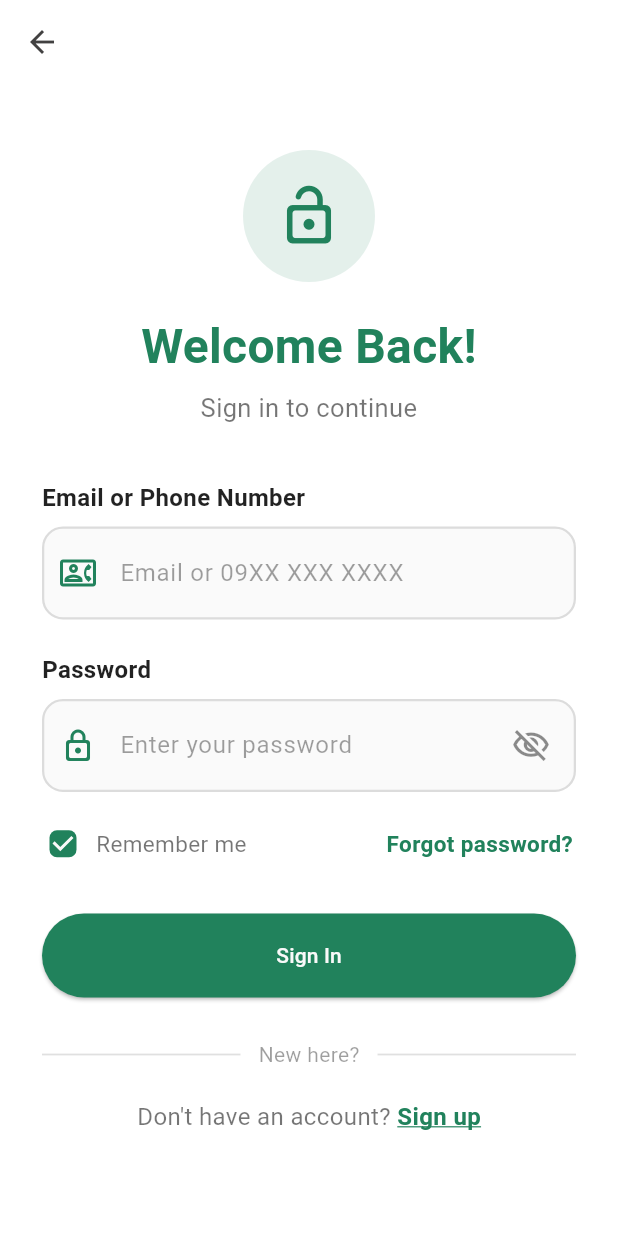
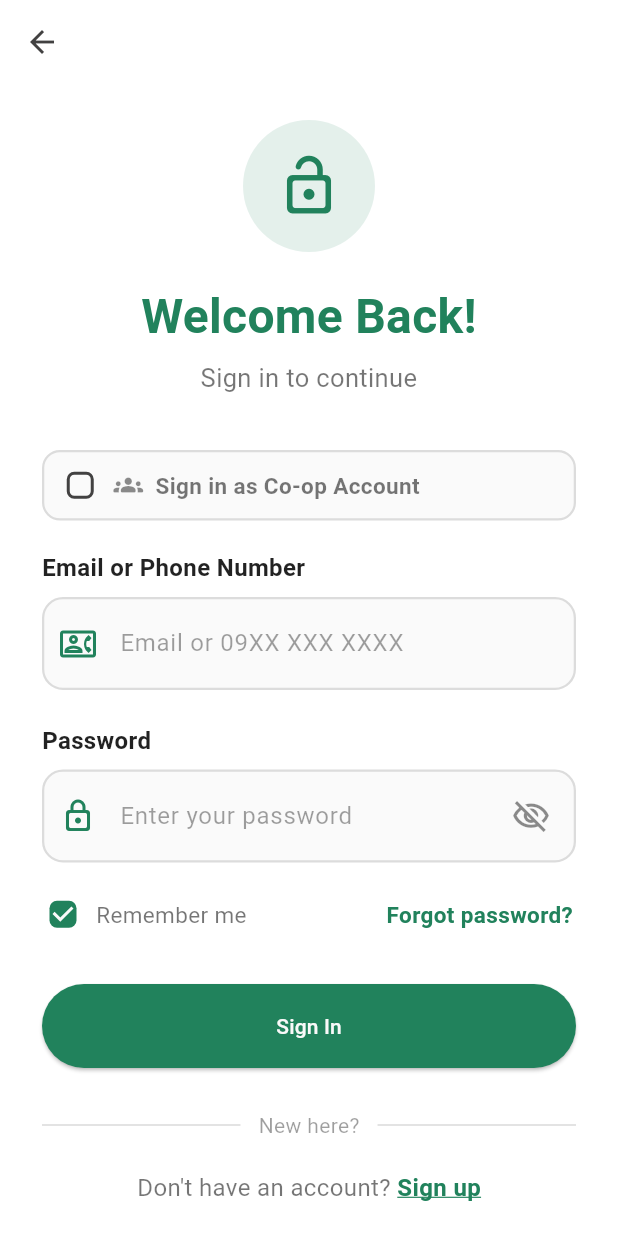
Before and after one commit to ylla14/bukidbayan_app, a Flutter app: the screen it shows after launch, after a tap on "Sign In", on a phone screen of 412 x 824 dp. Run offline on Flutter 3.47's test engine with Material 3 defaults, Android fonts, the phone set to English and light mode, and no system bars; our stand-ins replace carousel_slider, cloud_firestore, equatable, firebase_auth, firebase_core, flutter_bloc and 9 more; accounts and stored records are empty; network calls fail.

Commit message:
coop account
password: IAmACoop.

```diff
--- a/lib/components/bottom_nav.dart
+++ b/lib/components/bottom_nav.dart
@@ -112,3 +112,13 @@ class _BottomNavState extends State<BottomNav> {
 //     label: 'Profile',
 //   )
 // ];
+
+/// Minimal shell for the co-op account — only the Campaigns screen is shown.
+class CoopBottomNav extends StatelessWidget {
+  const CoopBottomNav({super.key});
+
+  @override
+  Widget build(BuildContext context) {
+    return CrowdfundingScreen(isCoop: true);
+  }
+}
--- a/lib/main.dart
+++ b/lib/main.dart
@@ -1,7 +1,7 @@
 import 'dart:async';
 
 import 'package:bukidbayan_app/screens/auth/signin_screen.dart';
-import 'package:bukidbayan_app/screens/dashboard/home_screen.dart';
+import 'package:bukidbayan_app/services/auth_services.dart';
 import 'package:bukidbayan_app/services/firestore_service.dart';
 import 'package:bukidbayan_app/services/weather_service.dart';
 import 'package:bukidbayan_app/theme/theme.dart';
@@ -14,11 +14,10 @@ void main() async {
   WidgetsFlutterBinding.ensureInitialized();
   await Firebase.initializeApp(options: DefaultFirebaseOptions.currentPlatform);
 
-  FirestoreService firestoreService = FirestoreService(); // create instance
-  await firestoreService.validateAllEquipmentAvailability(); // call method
-  await firestoreService
-      .seedEquipmentDropdownOptions(); // seed dropdown options if not yet in Firestore
-  // Fire-and-forget: flag active bookings that overlap severe weather dates
+  FirestoreService firestoreService = FirestoreService();
+  await firestoreService.validateAllEquipmentAvailability();
+  await firestoreService.seedEquipmentDropdownOptions();
+  await AuthService().seedCoopAccount();
   unawaited(WeatherService().runWeatherCheck());
   runApp(const MyApp());
 }
--- a/lib/screens/auth/signin_screen.dart
+++ b/lib/screens/auth/signin_screen.dart
@@ -24,6 +24,7 @@ class _SignInScreenState extends State<SignInScreen> {
   bool rememberPassword = true;
   bool _isPasswordHidden = true;
   bool _isSigningIn = false;
+  bool _isCoopLogin = false;
 
   @override
   Widget build(BuildContext context) {
@@ -81,7 +82,61 @@ class _SignInScreenState extends State<SignInScreen> {
 
                   const SizedBox(height: 36),
 
-                  // ── Identifier Field (email or phone) ─────────────────────
+                  // ── Co-op Checkbox ────────────────────────────────────────
+                  GestureDetector(
+                    onTap: () => setState(() => _isCoopLogin = !_isCoopLogin),
+                    child: Container(
+                      padding: const EdgeInsets.symmetric(horizontal: 12, vertical: 10),
+                      decoration: BoxDecoration(
+                        color: _isCoopLogin
+                            ? lightColorScheme.primary.withValues(alpha: 0.08)
+                            : Colors.grey.shade50,
+                        borderRadius: BorderRadius.circular(12),
+                        border: Border.all(
+                          color: _isCoopLogin
+                              ? lightColorScheme.primary.withValues(alpha: 0.5)
+                              : Colors.black12,
+                          width: 1.5,
+                        ),
+                      ),
+                      child: Row(
+                        children: [
+                          SizedBox(
+                            width: 24,
+                            height: 24,
+                            child: Checkbox(
+                              value: _isCoopLogin,
+                              onChanged: (v) => setState(() => _isCoopLogin = v!),
+                              activeColor: lightColorScheme.primary,
+                              shape: RoundedRectangleBorder(
+                                borderRadius: BorderRadius.circular(5),
+                              ),
+                            ),
+                          ),
+                          const SizedBox(width: 10),
+                          Icon(
+                            Icons.groups_rounded,
+                            size: 20,
+                            color: _isCoopLogin ? lightColorScheme.primary : Colors.black45,
+                          ),
+                          const SizedBox(width: 8),
+                          Text(
+                            'Sign in as Co-op Account',
+                            style: TextStyle(
+                              fontSize: 15,
+                              fontWeight: FontWeight.w600,
+                              color: _isCoopLogin ? lightColorScheme.primary : Colors.black54,
+                            ),
+                          ),
+                        ],
+                      ),
+                    ),
+                  ),
+
+                  const SizedBox(height: 20),
+
+                  // ── Identifier Field (hidden for co-op) ───────────────────
+                  if (!_isCoopLogin) ...[
                     Align(
                       alignment: Alignment.centerLeft,
                       child: Text(
@@ -99,6 +154,7 @@ class _SignInScreenState extends State<SignInScreen> {
                       keyboardType: TextInputType.text,
                       style: const TextStyle(fontSize: 17),
                       validator: (value) {
+                        if (_isCoopLogin) return null;
                         if (value == null || value.isEmpty) {
                           return 'Please enter your email or phone number';
                         }
@@ -146,8 +202,8 @@ class _SignInScreenState extends State<SignInScreen> {
                         ),
                       ),
                     ),
-
                     const SizedBox(height: 22),
+                  ],
 
                   // ── Password Field ────────────────────────────────────────
                   Align(
@@ -341,16 +397,31 @@ class _SignInScreenState extends State<SignInScreen> {
                               setState(() => _isSigningIn = true);
 
                               try {
+                                final identifier = _isCoopLogin
+                                    ? AuthService.coopPhone
+                                    : identifierController.text;
+
                                 final user = await authService.login(
-                                  identifierController.text,
+                                  identifier,
                                   passwordController.text,
                                 );
 
                                 if (!mounted) return;
 
                                 if (user != null) {
-                                  // For existing email-based users: prompt to
-                                  // register a phone number if they don't have one.
+                                  final isCoop = await authService.isCoopAccount(user.uid);
+
+                                  if (!mounted) return;
+
+                                  if (isCoop) {
+                                    Navigator.pushReplacement(
+                                      context,
+                                      MaterialPageRoute(builder: (_) => const CoopBottomNav()),
+                                    );
+                                    return;
+                                  }
+
+                                  // Prosumer flow: prompt for phone if missing
                                   final userData = await authService.getUserData(user.uid);
                                   final hasPhone = (userData?['phoneNumber'] as String?)?.isNotEmpty == true;
                                   final isPhoneUser = userData?['isPhoneUser'] == true;
--- a/lib/screens/crowdfunding_screen.dart
+++ b/lib/screens/crowdfunding_screen.dart
@@ -20,6 +20,9 @@ class CrowdfundingScreen extends StatefulWidget {
   final FirebaseAuth? authOverride;
   final PreferredSizeWidget? appBarOverride;
   final Widget? drawerOverride;
+  /// True when the logged-in user is the co-op account.
+  /// Shows both tabs and create buttons. Prosumers see only the Discover tab.
+  final bool isCoop;
 
   const CrowdfundingScreen({
     super.key,
@@ -27,6 +30,7 @@ class CrowdfundingScreen extends StatefulWidget {
     this.authOverride,
     this.appBarOverride,
     this.drawerOverride,
+    this.isCoop = false,
   });
 
   @override
@@ -360,6 +364,7 @@ class _CrowdfundingScreenState extends State<CrowdfundingScreen> {
                         ],
                       ),
                     ),
+                    if (widget.isCoop) ...[
                       const SizedBox(width: 8),
                       ElevatedButton.icon(
                         onPressed: () => _openCreate(),
@@ -370,6 +375,7 @@ class _CrowdfundingScreenState extends State<CrowdfundingScreen> {
                           foregroundColor: Colors.white,
                         ),
                       ),
+                    ],
                   ],
                 ),
               ),
@@ -660,6 +666,7 @@ class _CrowdfundingScreenState extends State<CrowdfundingScreen> {
                       ],
                     ),
                   ),
+                  if (widget.isCoop) ...[
                     const SizedBox(width: 8),
                     ElevatedButton.icon(
                       onPressed: () => _openCreate(),
@@ -670,6 +677,7 @@ class _CrowdfundingScreenState extends State<CrowdfundingScreen> {
                         foregroundColor: Colors.white,
                       ),
                     ),
+                  ],
                 ],
               ),
               const SizedBox(height: 12),
@@ -772,12 +780,14 @@ class _CrowdfundingScreenState extends State<CrowdfundingScreen> {
                         const Text(
                           'Gumawa ng unang draft ng kampanya para makapagsimulang mangalap ng pondo.',
                         ),
+                        if (widget.isCoop) ...[
                           const SizedBox(height: 12),
                           ElevatedButton.icon(
                             onPressed: () => _openCreate(),
                             icon: const Icon(Icons.add),
                             label: const Text('Gumawa ng Kampanya'),
                           ),
+                        ],
                       ],
                     ),
                   ),
@@ -813,6 +823,15 @@ class _CrowdfundingScreenState extends State<CrowdfundingScreen> {
 
   @override
   Widget build(BuildContext context) {
+    if (!widget.isCoop) {
+      // Prosumers only see the Discover tab — no tab bar needed.
+      return Scaffold(
+        appBar: widget.appBarOverride ?? const CustomAppBar(),
+        drawer: widget.drawerOverride ?? CustomDrawer(onLogout: logout),
+        body: _buildDiscoverTab(),
+      );
+    }
+
     return DefaultTabController(
       length: 2,
       child: Scaffold(
--- a/lib/services/auth_services.dart
+++ b/lib/services/auth_services.dart
@@ -1,6 +1,7 @@
 import 'dart:convert';
 import 'package:firebase_auth/firebase_auth.dart';
 import 'package:cloud_firestore/cloud_firestore.dart';
+import 'package:flutter/foundation.dart';
 import 'package:http/http.dart' as http;
 
 class AuthService {
@@ -187,6 +188,81 @@ class AuthService {
     });
   }
 
+  // Co-op account constants
+  static const String coopPhone = '09876543210';
+  static const String coopPassword = 'IAmACoop.';
+
+  /// Seeds the singular co-op account into Firebase Auth + Firestore if it
+  /// doesn't already exist. Safe to call on every app startup.
+  Future<void> seedCoopAccount() async {
+    final coopEmail = _toShadowEmail(coopPhone);
+
+    // Check by phone number only (avoids needing a composite Firestore index)
+    try {
+      final query = await _firestore
+          .collection('users')
+          .where('phoneNumber', isEqualTo: coopPhone)
+          .limit(1)
+          .get();
+      if (query.docs.isNotEmpty) return; // Already seeded
+    } catch (e) {
+      debugPrint('[seedCoopAccount] Firestore check failed: $e');
+      return;
+    }
+
+    // Create or recover the Firebase Auth account
+    UserCredential cred;
+    try {
+      cred = await _auth.createUserWithEmailAndPassword(
+        email: coopEmail,
+        password: coopPassword,
+      );
+      debugPrint('[seedCoopAccount] Auth account created.');
+    } on FirebaseAuthException catch (e) {
+      if (e.code != 'email-already-in-use') {
+        debugPrint('[seedCoopAccount] Auth creation failed: ${e.code}');
+        return;
+      }
+      // Auth account exists but Firestore doc is missing — sign in to get UID
+      try {
+        cred = await _auth.signInWithEmailAndPassword(
+          email: coopEmail,
+          password: coopPassword,
+        );
+        debugPrint('[seedCoopAccount] Recovered existing Auth account.');
+      } catch (e2) {
+        debugPrint('[seedCoopAccount] Could not sign in to recover account: $e2');
+        return;
+      }
+    }
+
+    try {
+      await _firestore.collection('users').doc(cred.user!.uid).set({
+        'phoneNumber': coopPhone,
+        'email': coopEmail,
+        'firstName': 'BukidBayan',
+        'lastName': 'Co-op',
+        'accountType': 'coop',
+        'isPhoneUser': true,
+      }, SetOptions(merge: true));
+      debugPrint('[seedCoopAccount] Firestore doc written for uid=${cred.user!.uid}');
+    } catch (e) {
+      debugPrint('[seedCoopAccount] Firestore write failed: $e');
+    } finally {
+      await _auth.signOut();
+    }
+  }
+
+  /// Returns true if the given uid belongs to the co-op account.
+  Future<bool> isCoopAccount(String uid) async {
+    try {
+      final doc = await _firestore.collection('users').doc(uid).get();
+      return doc.data()?['accountType'] == 'coop';
+    } catch (_) {
+      return false;
+    }
+  }
+
   // Logout
   Future<void> logout() async {
     await _auth.signOut();
```
Lines whose indentation alone changed are shown as unchanged.
